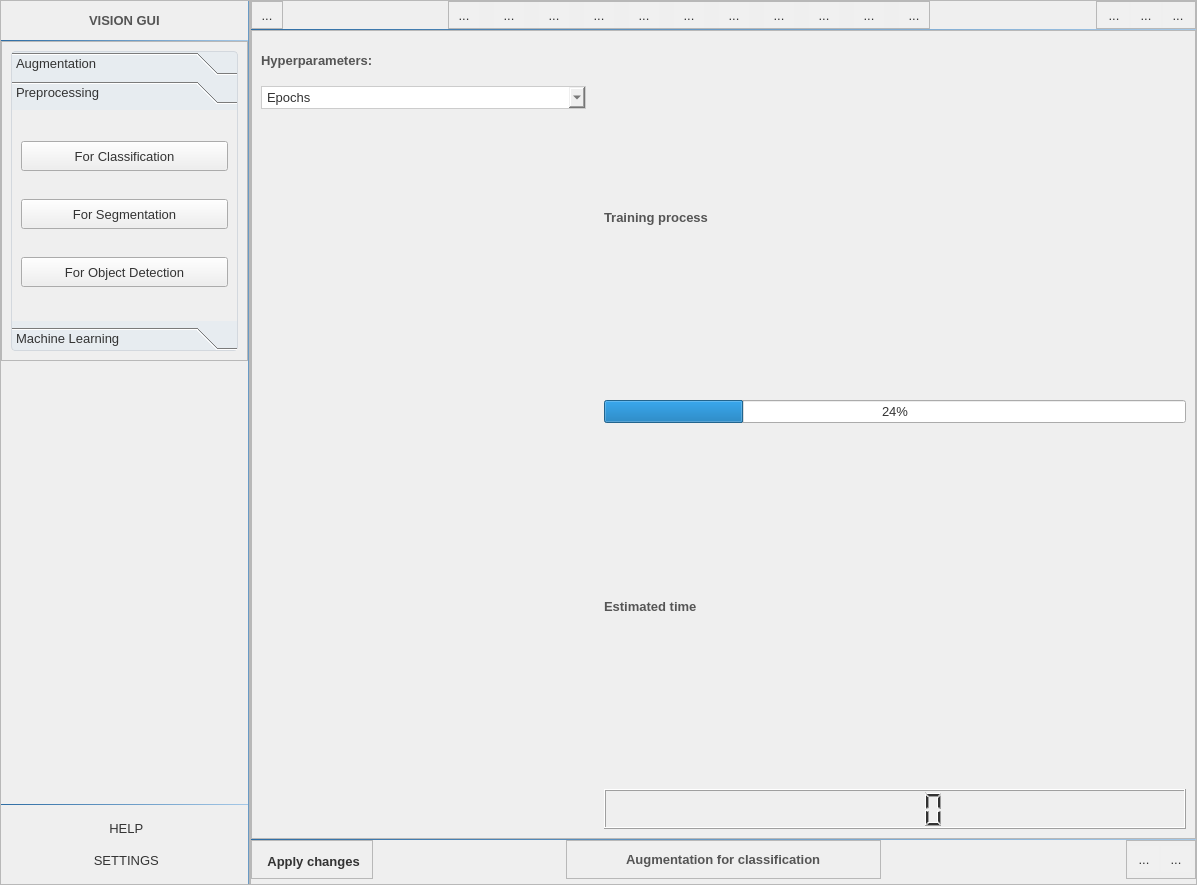
The window that frontend/main_ui.ui (huyhoang-mike/Vison_GUI) describes before a commit, drawn with Qt 5.
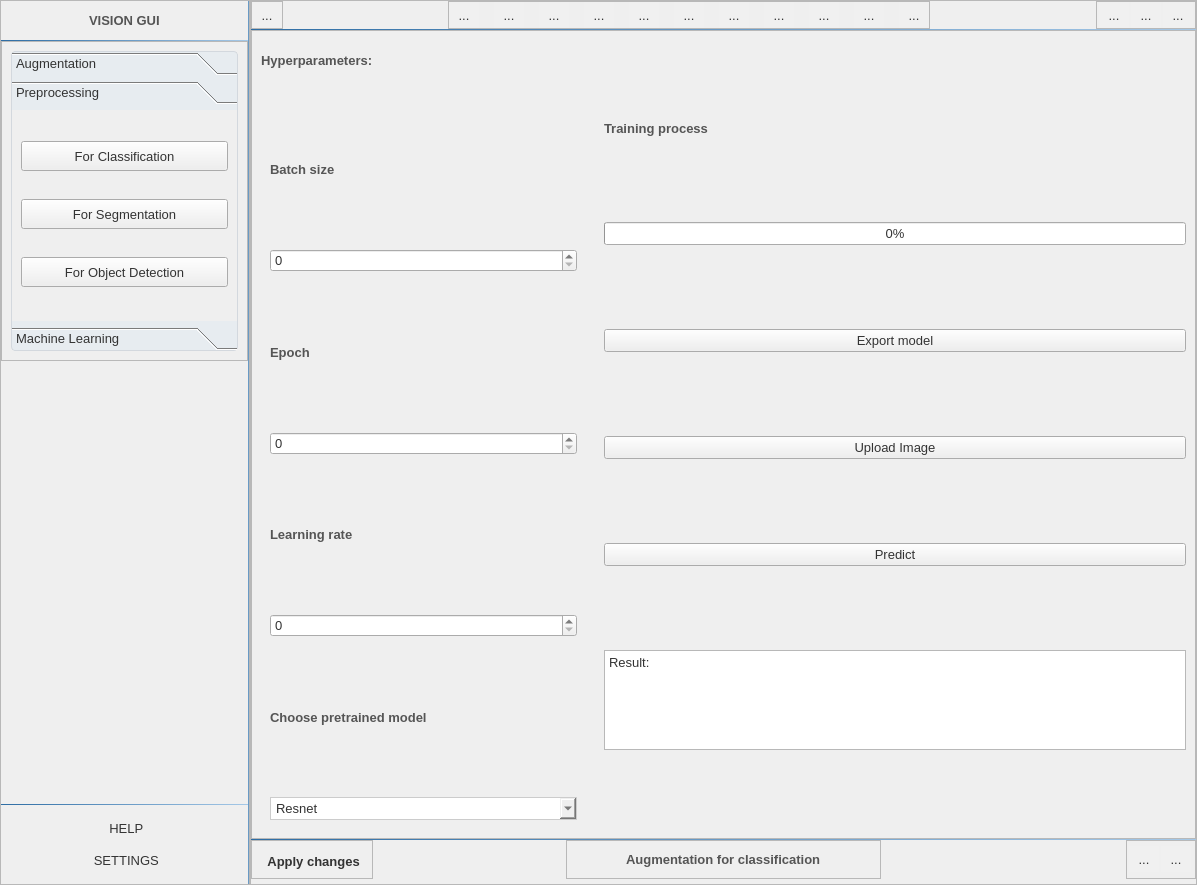
The same window after the commit. The open tabs and pages were chosen to show the change. Icons and pictures are not drawn.

```diff
--- a/frontend/main_ui.ui
+++ b/frontend/main_ui.ui
@@ -1982,31 +1982,90 @@
                 </property>
                </widget>
               </item>
-              <item>
-               <widget class="QComboBox" name="comboBox_2">
-                <item>
-                 <property name="text">
-                  <string>Epochs</string>
-                 </property>
-                </item>
-                <item>
-                 <property name="text">
-                  <string>Batch size</string>
-                 </property>
-                </item>
-                <item>
-                 <property name="text">
-                  <string>Learning rate</string>
-                 </property>
-                </item>
-               </widget>
-              </item>
               <item>
                <widget class="QStackedWidget" name="stackedWidget">
                 <property name="currentIndex">
                  <number>0</number>
                 </property>
-                <widget class="QWidget" name="page_6"/>
+                <widget class="QWidget" name="page_6">
+                 <layout class="QVBoxLayout" name="verticalLayout_32">
+                  <item>
+                   <layout class="QVBoxLayout" name="verticalLayout_28">
+                    <item>
+                     <widget class="QLabel" name="label_21">
+                      <property name="text">
+                       <string>Batch size</string>
+                      </property>
+                     </widget>
+                    </item>
+                    <item>
+                     <widget class="QSpinBox" name="spinBox"/>
+                    </item>
+                    <item>
+                     <widget class="QLabel" name="label_29">
+                      <property name="text">
+                       <string>Epoch</string>
+                      </property>
+                     </widget>
+                    </item>
+                    <item>
+                     <widget class="QSpinBox" name="spinBox_2"/>
+                    </item>
+                    <item>
+                     <widget class="QLabel" name="label_30">
+                      <property name="text">
+                       <string>Learning rate</string>
+                      </property>
+                     </widget>
+                    </item>
+                    <item>
+                     <widget class="QSpinBox" name="spinBox_3"/>
+                    </item>
+                    <item>
+                     <widget class="QLabel" name="label_32">
+                      <property name="text">
+                       <string>Choose pretrained model</string>
+                      </property>
+                     </widget>
+                    </item>
+                    <item>
+                     <widget class="QComboBox" name="comboBox_2">
+                      <item>
+                       <property name="text">
+                        <string>Resnet</string>
+                       </property>
+                      </item>
+                      <item>
+                       <property name="text">
+                        <string>Yolov8</string>
+                       </property>
+                      </item>
+                      <item>
+                       <property name="text">
+                        <string>ImageNet</string>
+                       </property>
+                      </item>
+                      <item>
+                       <property name="text">
+                        <string>Vgg-16</string>
+                       </property>
+                      </item>
+                      <item>
+                       <property name="text">
+                        <string>Inception</string>
+                       </property>
+                      </item>
+                      <item>
+                       <property name="text">
+                        <string>GoogleNet</string>
+                       </property>
+                      </item>
+                     </widget>
+                    </item>
+                   </layout>
+                  </item>
+                 </layout>
+                </widget>
                 <widget class="QWidget" name="page_7"/>
                </widget>
               </item>
@@ -2570,6 +2629,12 @@
              <layout class="QVBoxLayout" name="verticalLayout_26">
               <item>
                <widget class="QLabel" name="label_20">
+                <property name="maximumSize">
+                 <size>
+                  <width>16777215</width>
+                  <height>20</height>
+                 </size>
+                </property>
                 <property name="text">
                  <string>Training process</string>
                 </property>
@@ -2578,25 +2643,43 @@
               <item>
                <widget class="QProgressBar" name="progressBar">
                 <property name="value">
-                 <number>24</number>
+                 <number>0</number>
                 </property>
                </widget>
               </item>
               <item>
-               <widget class="QLabel" name="label_21">
+               <widget class="QPushButton" name="pushButton">
                 <property name="text">
-                 <string>Estimated time</string>
+                 <string>Export model</string>
                 </property>
                </widget>
               </item>
               <item>
-               <widget class="QLCDNumber" name="lcdNumber">
+               <widget class="QPushButton" name="pushButton_2">
+                <property name="text">
+                 <string>Upload Image</string>
+                </property>
+               </widget>
+              </item>
+              <item>
+               <widget class="QPushButton" name="pushButton_3">
+                <property name="text">
+                 <string>Predict</string>
+                </property>
+               </widget>
+              </item>
+              <item>
+               <widget class="QPlainTextEdit" name="plainTextEdit">
                 <property name="maximumSize">
                  <size>
                   <width>16777215</width>
-                  <height>40</height>
+                  <height>100</height>
                  </size>
                 </property>
+                <property name="plainText">
+                 <string>Result:
+</string>
+                </property>
                </widget>
               </item>
              </layout>
```
Left out of the diff: 14 changed lines with no effect on the pictures.
